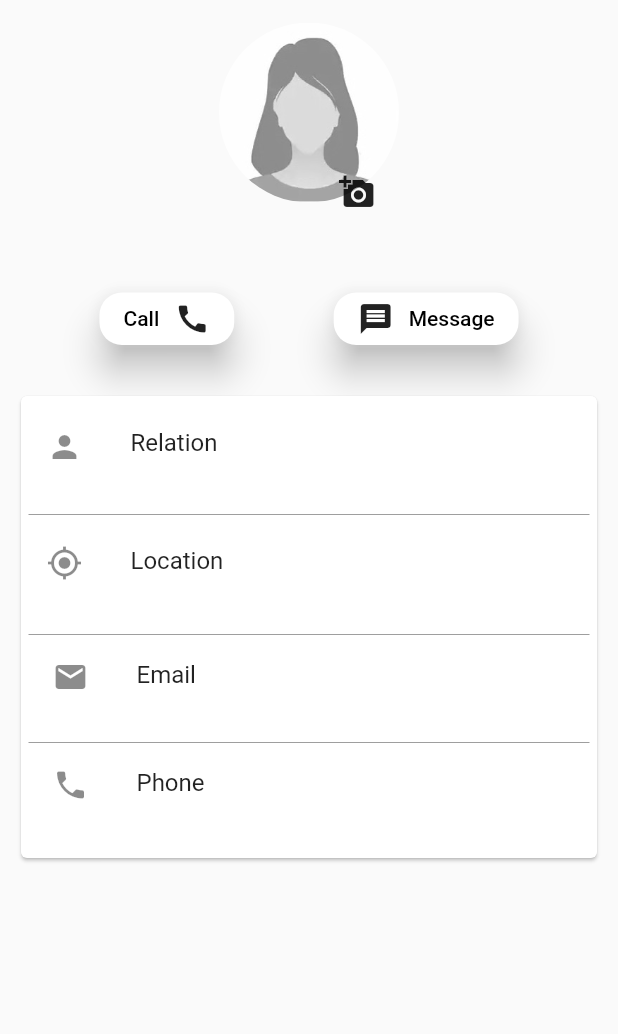
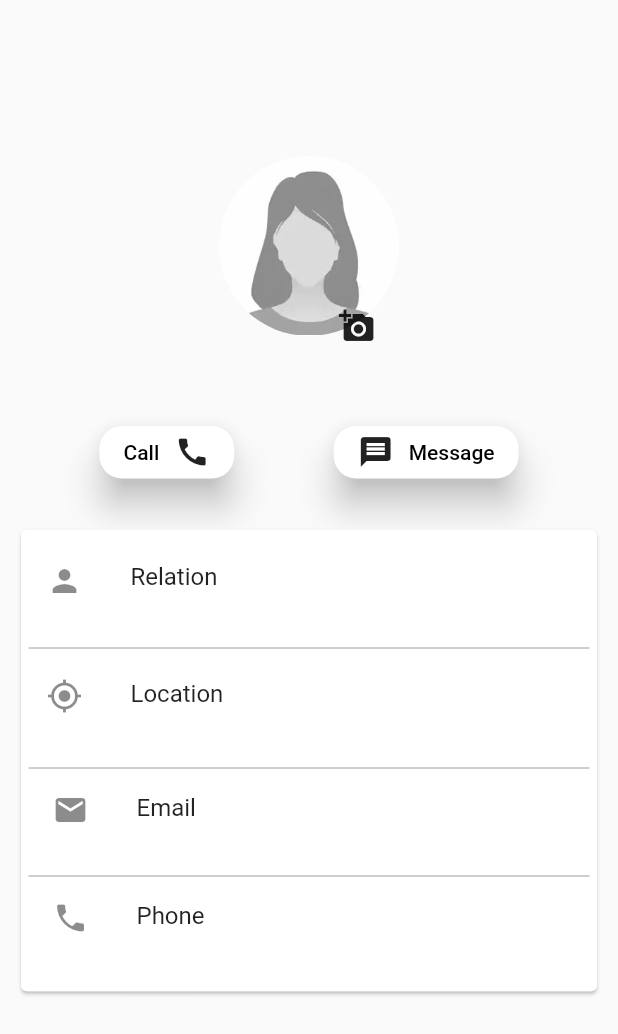
Before and after one commit to Arjunmore6673/flutter-login, a Flutter app: the ViewProfile screen opened directly with empty values, on a phone screen of 412 x 824 dp. Shown: the top 1034 px of the screen. Run offline on Flutter 3.47's test engine with Material 2 defaults, Android fonts, the light colour scheme and no system bars; our stand-ins replace bloc, cached_network_image, cloud_firestore, contacts_service, equatable, firebase_auth and 10 more; accounts and stored records are empty.

Commit message:
remvoed unused working condition all

```diff
--- a/lib/screens/common/CircleAvtarCommon.dart
+++ b/lib/screens/common/CircleAvtarCommon.dart
@@ -9,7 +9,7 @@ class CircleAvatarCommon extends StatelessWidget {
 
   @override
   Widget build(BuildContext context) {
-    print("url" + url);
+    // print("url " + url);
     return Padding(
       padding: EdgeInsets.all(5),
       child: CircleAvatar(
--- a/lib/screens/contact/contact_list.dart
+++ b/lib/screens/contact/contact_list.dart
@@ -5,7 +5,6 @@ import 'package:flutter_staggered_animations/flutter_staggered_animations.dart';
 import 'package:flutterapp/blocs/profile_bloc/profile_bloc.dart';
 import 'package:flutterapp/blocs/reln_bloc/relation_bloc.dart';
 import 'package:flutterapp/repository/user_repo.dart';
-import 'package:flutterapp/screens/common/CardCommon.dart';
 import 'package:flutterapp/screens/common/loading.dart';
 import 'package:flutterapp/screens/contact/searched_contacts.dart';
 import 'package:flutterapp/screens/relation/add_relation_screen.dart';
@@ -299,7 +298,8 @@ class _ContactListPageState extends State<ContactListPage>
                     ),
             ),
           ],
-      )),
+        ),
+      ),
     );
   }
 
--- a/lib/screens/relation/add_relation_screen.dart
+++ b/lib/screens/relation/add_relation_screen.dart
@@ -1,4 +1,3 @@
-import 'dart:io';
 
 import 'package:flutter/material.dart';
 import 'package:flutter_bloc/flutter_bloc.dart';
@@ -8,7 +7,6 @@ import 'package:flutterapp/blocs/profile_bloc/profile_state.dart';
 import 'package:flutterapp/blocs/reln_bloc/relation_bloc.dart';
 import 'package:flutterapp/blocs/reln_bloc/relation_event.dart';
 import 'package:flutterapp/blocs/reln_bloc/relation_state.dart';
-import 'package:flutterapp/repository/user_repo.dart';
 import 'package:flutterapp/screens/common/CircleAvtarCommon.dart';
 import 'package:flutterapp/screens/common/loading.dart';
 import 'package:image_picker/image_picker.dart';
@@ -42,6 +40,8 @@ class _AddRelationState extends State<AddRelation> {
 
   @override
   void dispose() {
+    relationBloc.close();
+    profileBloc.close();
     super.dispose();
   }
 
--- a/lib/screens/relation/relation_screen.dart
+++ b/lib/screens/relation/relation_screen.dart
@@ -4,7 +4,6 @@ import 'package:flutterapp/blocs/reln_bloc/relation_bloc.dart';
 import 'package:flutterapp/blocs/reln_bloc/relation_event.dart';
 import 'package:flutterapp/blocs/reln_bloc/relation_state.dart';
 import 'package:flutterapp/model/relation_model.dart';
-import 'package:flutterapp/repository/user_repo.dart';
 import 'package:flutterapp/screens/common/loading.dart';
 import 'package:flutterapp/screens/relation/view_profile.dart';
 
--- a/lib/screens/relation/view_profile.dart
+++ b/lib/screens/relation/view_profile.dart
@@ -38,6 +38,7 @@ class _ViewProfileState extends State<ViewProfile> {
   void initState() {
     super.initState();
     model = widget.model;
+    print("INVIEW PROFILEE " + model.image);
     _uploadedFileURL = widget.model.image;
   }
 
@@ -49,7 +50,10 @@ class _ViewProfileState extends State<ViewProfile> {
           create: (BuildContext context) => RelationBloc(
             UserRepository(),
           )..add(RelationListPressed(userId: widget.model.id)),
-          child: getProfileWidget(),
+          child: Container(
+            margin: EdgeInsets.only(top: 89),
+            child: getProfileWidget(),
+          ),
         ),
       ),
     );
@@ -167,7 +171,6 @@ class _ViewProfileState extends State<ViewProfile> {
                             : 'assets/women.jpg'),
                       )
                     : CircleAvatarCommon(
-                        assetImage: true,
                         url: _uploadedFileURL,
                       ),
                 Positioned(
```
Lines whose indentation alone changed are shown as unchanged.
